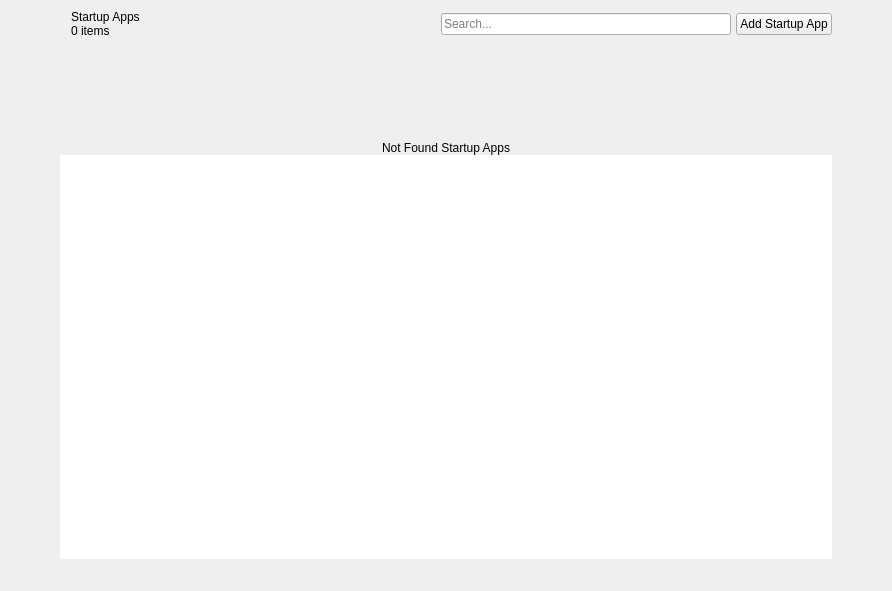
This is shared/nexis/Pages/StartupApps/startup_apps_page.ui in s4solutionsllc/Nexis as Qt 5 draws it before an edit. The edited form follows.
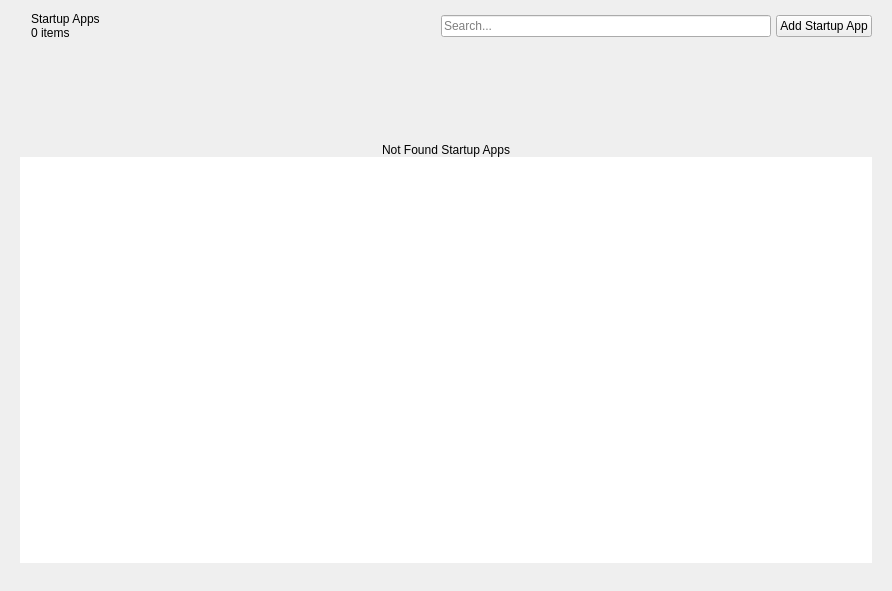
This is the edited form.

Commit message: fix(ui): Startup Apps gutter, Processes header height, Disk Tools filter wrap

Diff of the .ui file:
```diff
--- a/shared/nexis/Pages/StartupApps/startup_apps_page.ui
+++ b/shared/nexis/Pages/StartupApps/startup_apps_page.ui
@@ -45,16 +45,16 @@
      </property>
      <layout class="QGridLayout" name="gridLayout_2">
       <property name="leftMargin">
-       <number>60</number>
+       <number>20</number>
       </property>
       <property name="topMargin">
-       <number>10</number>
+       <number>12</number>
       </property>
       <property name="rightMargin">
-       <number>60</number>
+       <number>20</number>
       </property>
       <property name="bottomMargin">
-       <number>20</number>
+       <number>16</number>
       </property>
       <property name="spacing">
        <number>5</number>
```
The commit also changes 3 other files.
